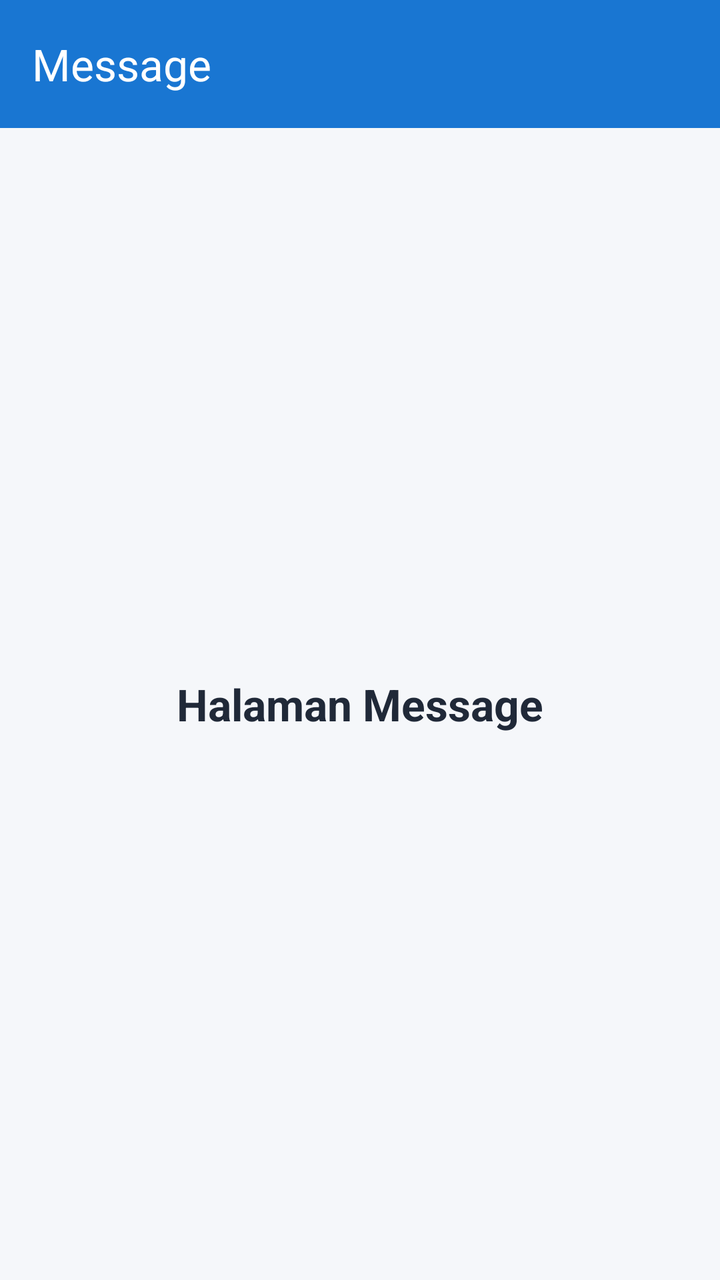
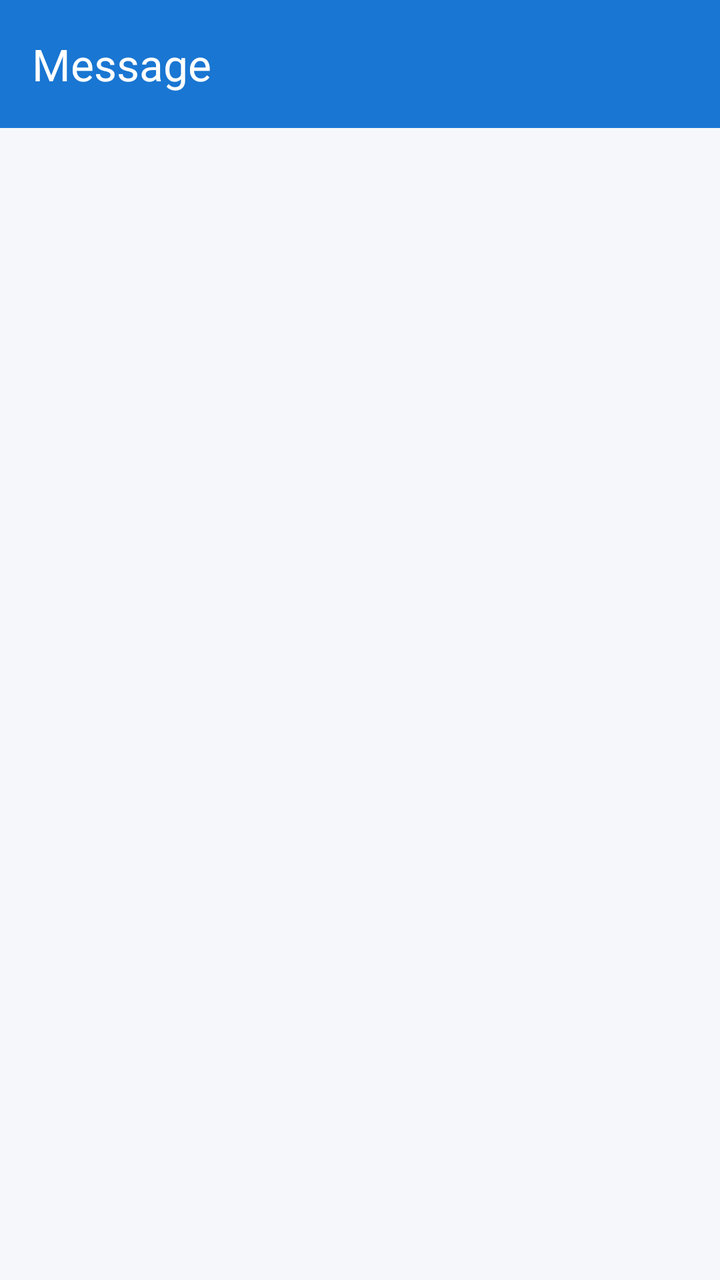

Before-and-after screenshots of an Android layout around one commit, followed by the original layout XML and the change that was made.
<!-- AndroidManifest.xml: application theme Theme.Gebi_3TIE_Mobile -->
<!-- res/layout/fragment_message.xml -->
<?xml version="1.0" encoding="utf-8"?>
<androidx.constraintlayout.widget.ConstraintLayout
    xmlns:android="http://schemas.android.com/apk/res/android"
    xmlns:app="http://schemas.android.com/apk/res-auto"
    android:layout_width="match_parent"
    android:layout_height="match_parent"
    android:background="#F5F7FA">

    <androidx.appcompat.widget.Toolbar
        android:id="@+id/toolbar"
        android:layout_width="0dp"
        android:layout_height="?attr/actionBarSize"
        android:background="#1976D2"
        app:title="Message"
        app:titleTextColor="@android:color/white"
        app:layout_constraintTop_toTopOf="parent"
        app:layout_constraintStart_toStartOf="parent"
        app:layout_constraintEnd_toEndOf="parent" />

    <TextView
        android:layout_width="wrap_content"
        android:layout_height="wrap_content"
        android:text="Halaman Message"
        android:textColor="#202938"
        android:textSize="22sp"
        android:textStyle="bold"
        app:layout_constraintTop_toBottomOf="@id/toolbar"
        app:layout_constraintBottom_toBottomOf="parent"
        app:layout_constraintStart_toStartOf="parent"
        app:layout_constraintEnd_toEndOf="parent" />

</androidx.constraintlayout.widget.ConstraintLayout>
<!-- resources referenced by this layout -->
<resources>
  <style name="Theme.Gebi_3TIE_Mobile" parent="Base.Theme.Gebi_3TIE_Mobile" />
  <style name="Base.Theme.Gebi_3TIE_Mobile" parent="Theme.Material3.DayNight.NoActionBar">
          
          
      </style>
</resources>

<!-- the commit's change to res/layout/fragment_message.xml (unified diff, before → after) -->
@@ -1,32 +1,35 @@
 <?xml version="1.0" encoding="utf-8"?>
-<androidx.constraintlayout.widget.ConstraintLayout
+<androidx.coordinatorlayout.widget.CoordinatorLayout
     xmlns:android="http://schemas.android.com/apk/res/android"
     xmlns:app="http://schemas.android.com/apk/res-auto"
     android:layout_width="match_parent"
     android:layout_height="match_parent"
     android:background="#F5F7FA">
 
-    <androidx.appcompat.widget.Toolbar
-        android:id="@+id/toolbar"
-        android:layout_width="0dp"
-        android:layout_height="?attr/actionBarSize"
-        android:background="#1976D2"
-        app:title="Message"
-        app:titleTextColor="@android:color/white"
-        app:layout_constraintTop_toTopOf="parent"
-        app:layout_constraintStart_toStartOf="parent"
-        app:layout_constraintEnd_toEndOf="parent" />
+    <com.google.android.material.appbar.AppBarLayout
+        android:id="@+id/appBarLayout"
+        android:layout_width="match_parent"
+        android:layout_height="wrap_content"
+        android:theme="@style/ThemeOverlay.AppCompat.Dark.ActionBar">
 
-    <TextView
-        android:layout_width="wrap_content"
-        android:layout_height="wrap_content"
-        android:text="Halaman Message"
-        android:textColor="#202938"
-        android:textSize="22sp"
-        android:textStyle="bold"
-        app:layout_constraintTop_toBottomOf="@id/toolbar"
-        app:layout_constraintBottom_toBottomOf="parent"
-        app:layout_constraintStart_toStartOf="parent"
-        app:layout_constraintEnd_toEndOf="parent" />
+        <androidx.appcompat.widget.Toolbar
+            android:id="@+id/toolbar"
+            android:layout_width="match_parent"
+            android:layout_height="?attr/actionBarSize"
+            android:background="#1976D2"
+            app:title="Message"
+            app:titleTextColor="@android:color/white"
+            app:layout_scrollFlags="scroll|enterAlways" />
 
-</androidx.constraintlayout.widget.ConstraintLayout>
+    </com.google.android.material.appbar.AppBarLayout>
+
+    <ListView
+        android:id="@+id/listMessageItems"
+        android:layout_width="match_parent"
+        android:layout_height="match_parent"
+        android:divider="#DCE1E8"
+        android:dividerHeight="1dp"
+        android:padding="12dp"
+        app:layout_behavior="@string/appbar_scrolling_view_behavior" />
+
+</androidx.coordinatorlayout.widget.CoordinatorLayout>
